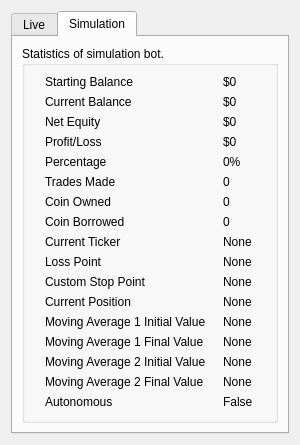
This is UI/statistics.ui in ZENALC/algobot as Qt 5 draws it before an edit. The edited form follows.
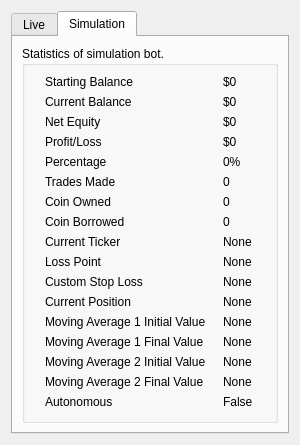
This is the edited form. The open tabs and pages were chosen to show the change.

Patch:
```diff
--- a/UI/statistics.ui
+++ b/UI/statistics.ui
@@ -876,7 +876,7 @@
           <item row="12" column="0">
            <widget class="QLabel" name="simulationCustomStopPointLabel">
             <property name="text">
-             <string>Custom Stop Point</string>
+             <string>Custom Stop Loss</string>
             </property>
            </widget>
           </item>
```
Left out of the diff: 4 changed lines with no effect on the pictures.
